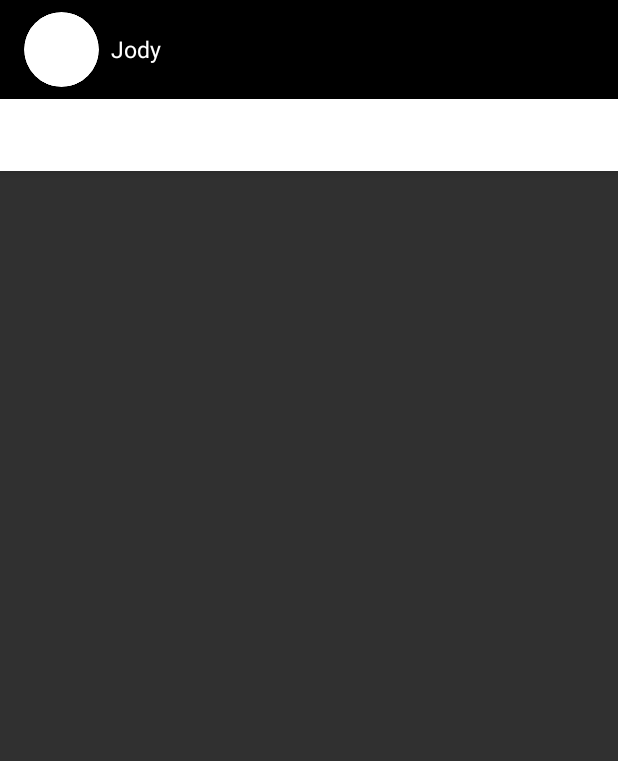
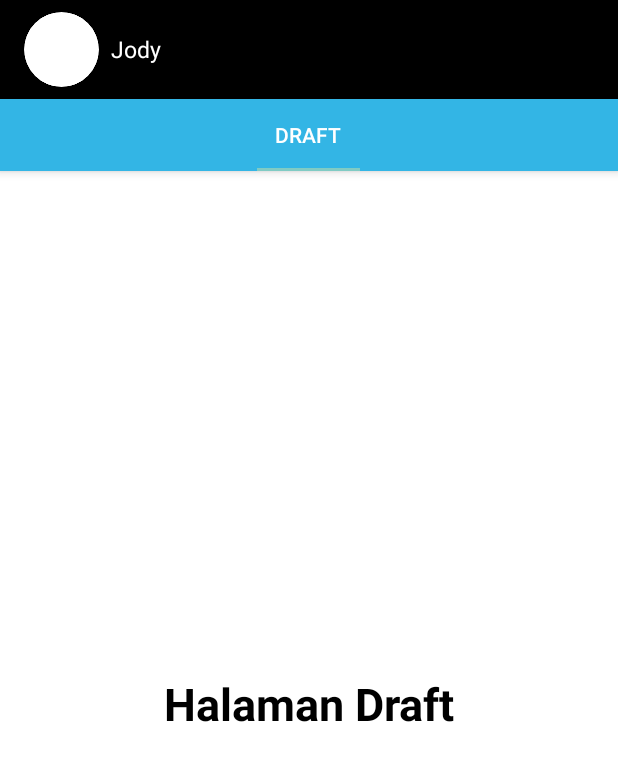
Before and after one commit to jodyap123/Pertemuan8, an Android app: the screen it shows after launch (MainActivity), on a phone screen of 412 x 824 dp. Shown: the top 761 px of the screen. Run offline under Robolectric (Android 15) with nearby library versions, the phone set to English and light mode, and no system bars; our stand-ins replace CircleImageView.

Commit message:
Halaman Draft Finish

```diff
--- /dev/null
+++ b/app/src/main/java/com/example/kelompok9_pertemuan8/DraftFragment.kt
@@ -0,0 +1,27 @@
+package com.example.kelompok9_pertemuan8
+
+import android.os.Bundle
+import androidx.fragment.app.Fragment
+import android.view.LayoutInflater
+import android.view.View
+import android.view.ViewGroup
+
+
+/**
+ * A simple [Fragment] subclass.
+ * Use the [DraftFragment.newInstance] factory method to
+ * create an instance of this fragment.
+ */
+class DraftFragment : Fragment() {
+    // TODO: Rename and change types of parameters
+    private var param1: String? = null
+    private var param2: String? = null
+
+    override fun onCreateView(
+        inflater: LayoutInflater, container: ViewGroup?,
+        savedInstanceState: Bundle?
+    ): View? {
+        // Inflate the layout for this fragment
+        return inflater.inflate(R.layout.fragment_draft, container, false)
+    }
+}
--- a/app/src/main/java/com/example/kelompok9_pertemuan8/MainActivity.kt
+++ b/app/src/main/java/com/example/kelompok9_pertemuan8/MainActivity.kt
@@ -8,6 +8,7 @@
 import androidx.fragment.app.FragmentPagerAdapter
 import androidx.viewpager.widget.ViewPager
 import com.google.android.material.tabs.TabLayout
+
 
 class MainActivity : AppCompatActivity() {
     override fun onCreate(savedInstanceState: Bundle?) {
@@ -22,13 +23,13 @@
         val viewPager: ViewPager = findViewById(R.id.view_pager)
         val viewPagerAdapter = ViewPagerAdapter(supportFragmentManager)
 
+        viewPagerAdapter.tambahFragment(DraftFragment(), "Draft")
         viewPager.adapter = viewPagerAdapter
         tabLayout.setupWithViewPager(viewPager)
     }
 
     internal class ViewPagerAdapter(fragmentManager: FragmentManager): FragmentPagerAdapter(
-        fragmentManager, BEHAVIOR_RESUME_ONLY_CURRENT_FRAGMENT
-    ){
+        fragmentManager, BEHAVIOR_RESUME_ONLY_CURRENT_FRAGMENT){
 
         private val fragments: ArrayList<Fragment>
         private  val juduls:ArrayList<String>
--- a/app/src/main/res/layout/activity_main.xml
+++ b/app/src/main/res/layout/activity_main.xml
@@ -18,7 +18,7 @@
             android:layout_width="match_parent"
             android:layout_height="wrap_content"
             android:background="@color/design_default_color_on_secondary"
-            app:popupTheme="@style/Theme.Kelompok9_Pertemuan8">
+            app:popupTheme="@style/Theme.AppCompat.NoActionBar">
 
             <de.hdodenhof.circleimageview.CircleImageView
                 android:id="@+id/foto_profile"
@@ -43,7 +43,7 @@
             android:id="@+id/tab_layout"
             android:layout_width="match_parent"
             android:layout_height="wrap_content"
-            android:background="@android:color/white" />
+            android:background="@android:color/holo_blue_light" />
     </com.google.android.material.appbar.AppBarLayout>
 
     <androidx.viewpager.widget.ViewPager
--- /dev/null
+++ b/app/src/main/res/layout/fragment_draft.xml
@@ -0,0 +1,19 @@
+<?xml version="1.0" encoding="utf-8"?>
+<RelativeLayout xmlns:android="http://schemas.android.com/apk/res/android"
+    xmlns:tools="http://schemas.android.com/tools"
+    android:layout_width="match_parent"
+    android:layout_height="match_parent"
+    tools:context=".DraftFragment">
+
+    <!-- TODO: Update blank fragment layout -->
+    <TextView
+        android:layout_width="match_parent"
+        android:layout_height="match_parent"
+        android:text="@string/frag2"
+        android:gravity="center"
+        android:background="@android:color/white"
+        android:textSize="30sp"
+        android:textStyle="bold"
+        android:textColor="#000"/>
+
+</RelativeLayout>
--- a/app/src/main/res/values/strings.xml
+++ b/app/src/main/res/values/strings.xml
@@ -1,3 +1,6 @@
 <resources>
     <string name="app_name">Kelompok9_Pertemuan8</string>
+    <string name="frag2">Halaman Draft</string>
+    <!-- TODO: Remove or change this placeholder text -->
+    <string name="hello_blank_fragment">Hello blank fragment</string>
 </resources>
```
